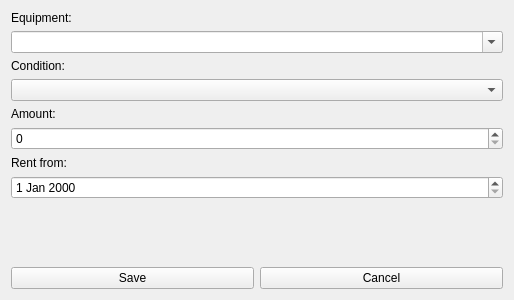
This is ski_rent/ski_rent/ui/reservationform.ui in shybovycha/ski-rent as Qt 5 draws it before an edit. The edited form follows.
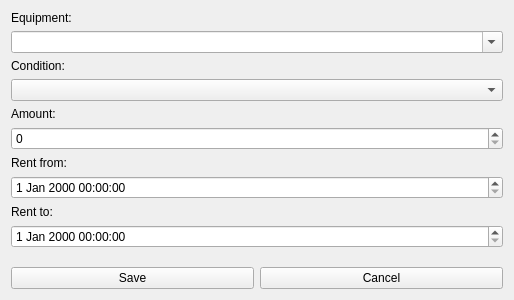
This is the edited form.

Commit message: Fixed reservation field. Found critical bug - forms submit only the new entity, thus updating old entity is hard for Rents and Reservations.

What changed in the file:
```diff
--- a/ski_rent/ski_rent/ui/reservationform.ui
+++ b/ski_rent/ski_rent/ui/reservationform.ui
@@ -58,7 +58,17 @@
       </widget>
      </item>
      <item>
-      <widget class="QDateEdit" name="rentFromEdit"/>
+      <widget class="QDateTimeEdit" name="rentFromEdit"/>
+     </item>
+     <item>
+      <widget class="QLabel" name="label_5">
+       <property name="text">
+        <string>Rent to:</string>
+       </property>
+      </widget>
+     </item>
+     <item>
+      <widget class="QDateTimeEdit" name="rentToEdit"/>
      </item>
      <item>
       <spacer name="verticalSpacer">
```
The commit also changes 6 other files.
